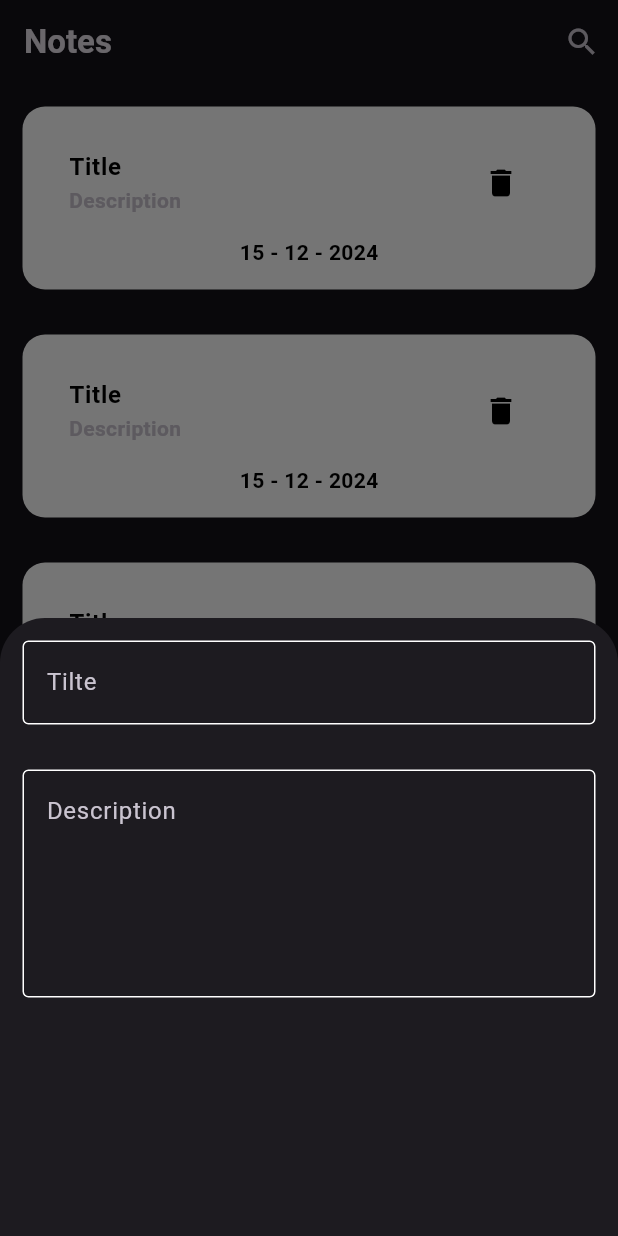
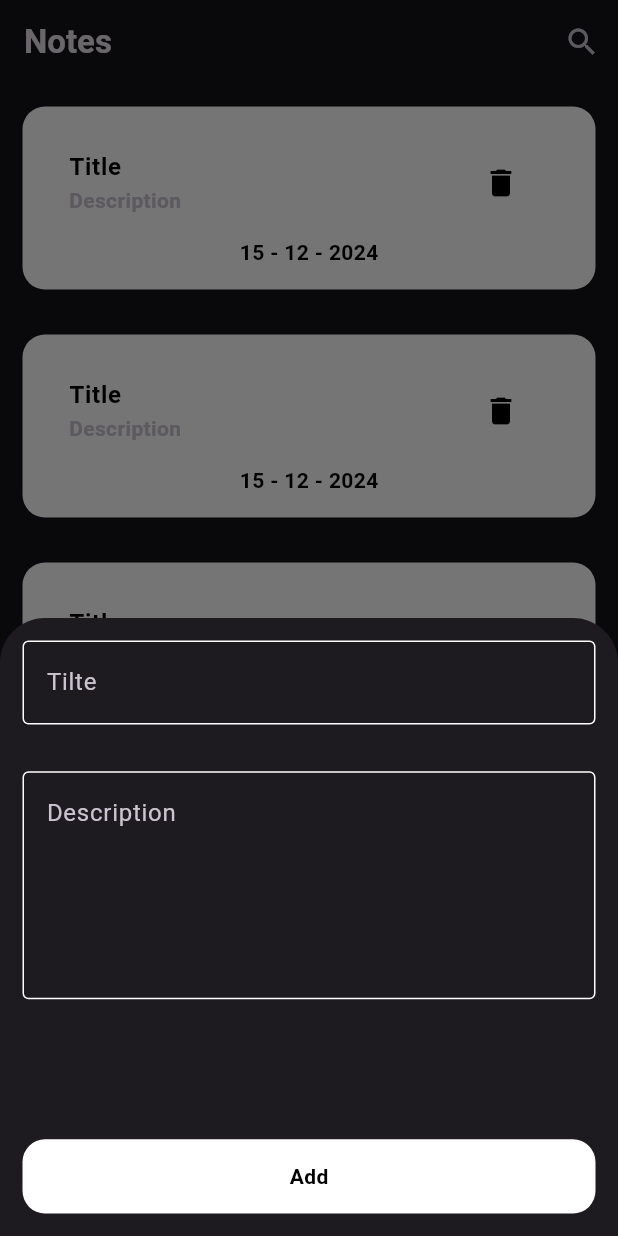
Before and after one commit to AbdallahElbetar/NotesApp, a Flutter app: the screen it shows after launch, after a tap on the "add" icon, on a phone screen of 412 x 824 dp. Run offline on Flutter 3.47's test engine with Material 3 defaults, Android fonts, the phone set to English and light mode, and no system bars.

Commit message:
add customAddButton To BottomSheet

```diff
--- a/lib/views/widgets/bottom_sheet_body.dart
+++ b/lib/views/widgets/bottom_sheet_body.dart
@@ -1,4 +1,5 @@
 import 'package:flutter/material.dart';
+import 'package:notes/views/widgets/custom_add_Button.dart';
 import 'package:notes/views/widgets/custom_text_field.dart';
 
 class BottomSheetBody extends StatelessWidget {
@@ -6,14 +7,24 @@ class BottomSheetBody extends StatelessWidget {
 
   @override
   Widget build(BuildContext context) {
-    return Container(
+    return SizedBox(
       height: MediaQuery.of(context).size.height * 0.5,
       width: double.infinity,
-      child: Column(
-        children: [
-          CustomTextField(title: "Tilte", maxLines: 1),
-          CustomTextField(title: "Description", maxLines: 5),
-        ],
+      child: Padding(
+        padding: const EdgeInsets.all(15.0),
+        child: Column(
+          children: [
+            CustomTextField(title: "Tilte", maxLines: 1),
+            Spacer(
+              flex: 1,
+            ),
+            CustomTextField(title: "Description", maxLines: 5),
+            Spacer(
+              flex: 3,
+            ),
+            CustomAddButton(),
+          ],
+        ),
       ),
     );
   }
--- /dev/null
+++ b/lib/views/widgets/custom_add_Button.dart
@@ -0,0 +1,27 @@
+import 'package:flutter/material.dart';
+
+class CustomAddButton extends StatelessWidget {
+  const CustomAddButton({
+    super.key,
+  });
+
+  @override
+  Widget build(BuildContext context) {
+    return GestureDetector(
+      onTap: () {},
+      child: Container(
+        height: MediaQuery.of(context).size.height * 0.06,
+        decoration: BoxDecoration(
+          color: Colors.white,
+          borderRadius: BorderRadius.circular(15),
+        ),
+        child: Center(
+          child: Text(
+            "Add",
+            style: TextStyle(fontWeight: FontWeight.bold, color: Colors.black),
+          ),
+        ),
+      ),
+    );
+  }
+}
--- a/lib/views/widgets/custom_text_field.dart
+++ b/lib/views/widgets/custom_text_field.dart
@@ -8,20 +8,16 @@ class CustomTextField extends StatelessWidget {
 
   @override
   Widget build(BuildContext context) {
-    return Padding(
-      padding: const EdgeInsets.all(15),
-      child: TextField(
+    return TextField(
       maxLines: maxLines,
       decoration: InputDecoration(
-          border:
-              OutlineInputBorder(borderSide: BorderSide(color: Colors.white)),
+        border: OutlineInputBorder(borderSide: BorderSide(color: Colors.white)),
         hintText: title,
         enabledBorder:
             OutlineInputBorder(borderSide: BorderSide(color: Colors.white)),
         focusedBorder:
             OutlineInputBorder(borderSide: BorderSide(color: Colors.white)),
       ),
-      ),
     );
   }
 }
```
Lines whose indentation alone changed are shown as unchanged.
